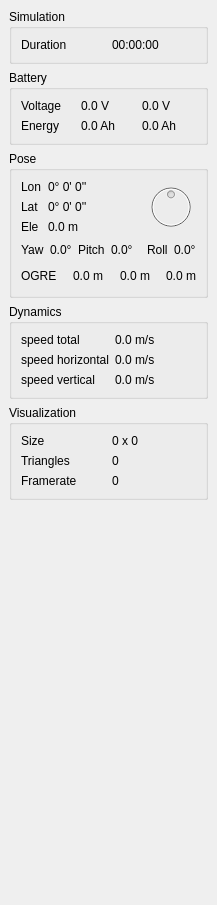
Old version of the form simulator/statuswidget.ui in the repository wpfhtl/octocopter.
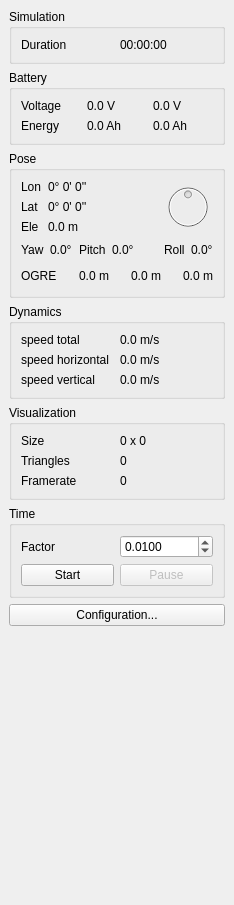
New version of the form.

What changed in the file:
```diff
--- a/simulator/statuswidget.ui
+++ b/simulator/statuswidget.ui
@@ -6,7 +6,7 @@
    <rect>
     <x>0</x>
     <y>0</y>
-    <width>217</width>
+    <width>234</width>
     <height>905</height>
    </rect>
   </property>
@@ -470,6 +470,65 @@
       </layout>
      </widget>
     </item>
+    <item>
+     <widget class="QGroupBox" name="groupBox_2">
+      <property name="title">
+       <string>Time</string>
+      </property>
+      <layout class="QGridLayout" name="gridLayout_4">
+       <item row="0" column="0">
+        <widget class="QLabel" name="label_17">
+         <property name="text">
+          <string>Factor</string>
+         </property>
+        </widget>
+       </item>
+       <item row="0" column="1">
+        <widget class="QDoubleSpinBox" name="mSpinBoxTimeFactor">
+         <property name="decimals">
+          <number>4</number>
+         </property>
+         <property name="minimum">
+          <double>0.000100000000000</double>
+         </property>
+         <property name="maximum">
+          <double>10.000000000000000</double>
+         </property>
+         <property name="singleStep">
+          <double>0.000100000000000</double>
+         </property>
+         <property name="value">
+          <double>0.010000000000000</double>
+         </property>
+        </widget>
+       </item>
+       <item row="1" column="0">
+        <widget class="QPushButton" name="mBtnStart">
+         <property name="text">
+          <string>Start</string>
+         </property>
+        </widget>
+       </item>
+       <item row="1" column="1">
+        <widget class="QPushButton" name="mBtnPause">
+         <property name="enabled">
+          <bool>false</bool>
+         </property>
+         <property name="text">
+          <string>Pause</string>
+         </property>
+        </widget>
+       </item>
+      </layout>
+     </widget>
+    </item>
+    <item>
+     <widget class="QPushButton" name="mBtnConfiguration">
+      <property name="text">
+       <string>Configuration...</string>
+      </property>
+     </widget>
+    </item>
     <item>
      <spacer name="verticalSpacer">
       <property name="orientation">
```
